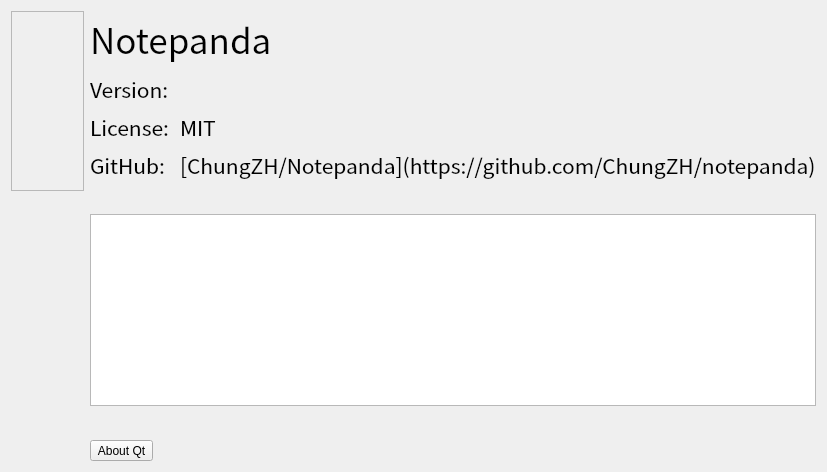
The window that src/ui/aboutwindow.ui (ChungZH/notepanda) describes before a commit, drawn with Qt 5.
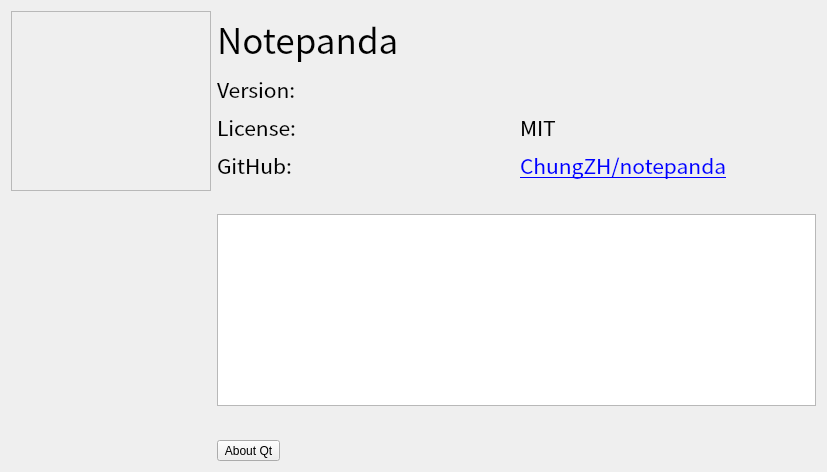
The same window after the commit. Icons and pictures are not drawn.

What changed in the file:
```diff
--- a/src/ui/aboutwindow.ui
+++ b/src/ui/aboutwindow.ui
@@ -100,10 +100,13 @@
                 </font>
                </property>
                <property name="text">
-                <string>[ChungZH/Notepanda](https://github.com/ChungZH/notepanda)</string>
+                <string>&lt;a href=&quot;https://github.com/ChungZH/notepanda&quot;&gt;ChungZH/notepanda&lt;/a&gt;</string>
                </property>
                <property name="textFormat">
-                <enum>Qt::MarkdownText</enum>
+                <enum>Qt::AutoText</enum>
+               </property>
+               <property name="openExternalLinks">
+                <bool>true</bool>
                </property>
               </widget>
              </item>
@@ -145,7 +148,7 @@
                 <string>GitHub: </string>
                </property>
                <property name="textFormat">
-                <enum>Qt::MarkdownText</enum>
+                <enum>Qt::AutoText</enum>
                </property>
                <property name="openExternalLinks">
                 <bool>true</bool>
```
